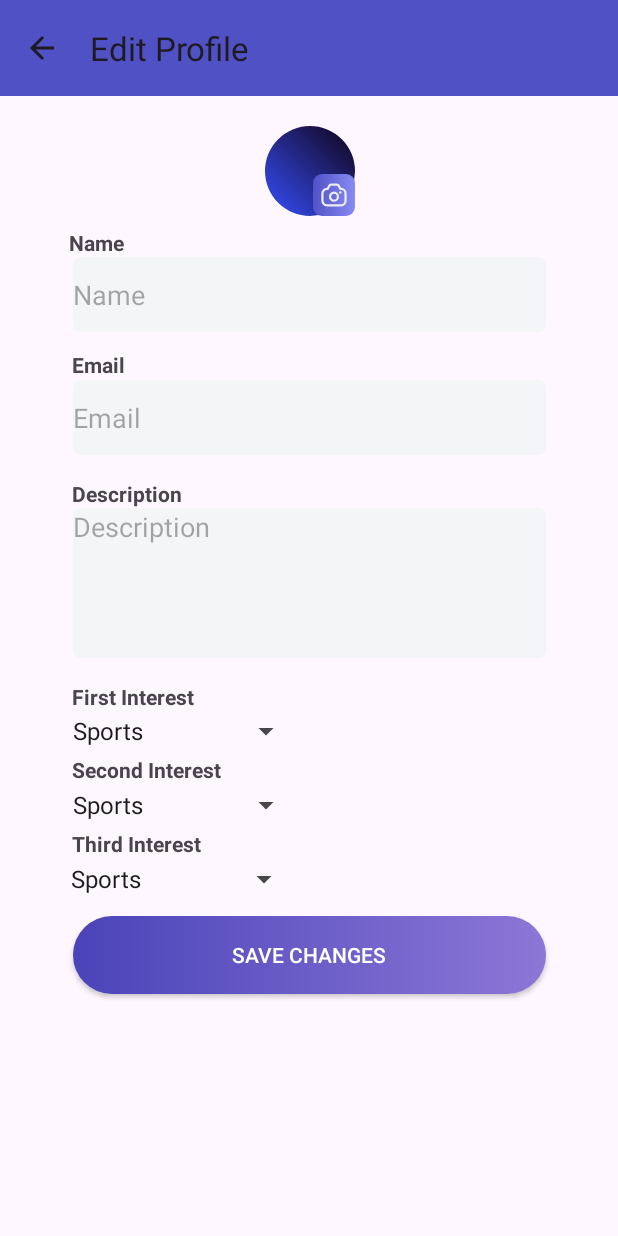
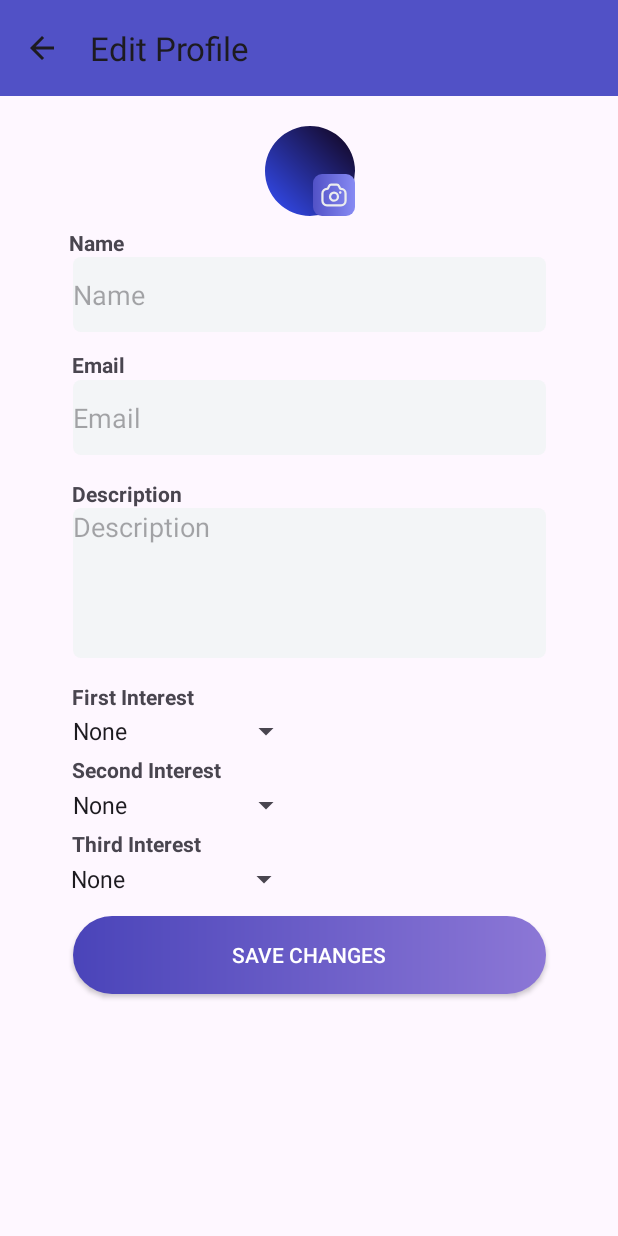
Before and after one commit to sanjanarampurkottur01/dal-community-app, an Android app: the ProfileDetailActivity screen opened directly, with no data from a screen before it, on a phone screen of 412 x 824 dp. Run offline under Robolectric (Android 15) with nearby library versions, the phone set to English and light mode, and no system bars; pictures from the network do not load.

Commit message:
Add code to handle spinners in ProfileDetailActivity

```diff
--- a/DalCommunity/app/src/main/java/com/csci5708/dalcommunity/activity/ProfileDetailActivity.kt
+++ b/DalCommunity/app/src/main/java/com/csci5708/dalcommunity/activity/ProfileDetailActivity.kt
@@ -13,8 +13,10 @@ import android.view.Gravity
 import android.view.LayoutInflater
 import android.view.MenuItem
 import android.view.MotionEvent
+import android.view.View
 import android.view.ViewGroup
 import android.view.ViewGroupOverlay
+import android.widget.AdapterView
 import android.widget.ArrayAdapter
 import android.widget.Button
 import android.widget.ImageView
@@ -32,11 +34,24 @@ import androidx.core.view.WindowInsetsCompat
 import com.csci5708.dalcommunity.activity.PetitionActivity.Companion.REQUEST_IMAGE_CAPTURE
 import com.example.dalcommunity.R
 
-class ProfileDetailActivity : AppCompatActivity() {
+class ProfileDetailActivity : AppCompatActivity(), AdapterView.OnItemSelectedListener {
     private lateinit var profileImageView: ImageView
     private lateinit var imagePicker: ActivityResultLauncher<PickVisualMediaRequest>
 
-    private val interestsArray = arrayOf("Sports", "Hiking", "Programming", "Arts")
+    private val interestsArray = arrayOf("None", "Sports", "Hiking", "Programming", "Arts")
+
+    private var profileName: String = "John Doe"
+
+    private var profileEmail: String = "jdoe@example.com"
+
+    private var profileDescription: String = "Hi! I am John Doe."
+
+    private var firstInterestSelected: String = "None"
+
+    private var secondInterestSelected: String = "None"
+
+    private var thirdInterestSelected: String = "None"
+
     override fun onCreate(savedInstanceState: Bundle?) {
         super.onCreate(savedInstanceState)
         enableEdgeToEdge()
@@ -53,14 +68,7 @@ class ProfileDetailActivity : AppCompatActivity() {
         supportActionBar?.setDisplayHomeAsUpEnabled(true)
         supportActionBar?.setDisplayShowHomeEnabled(true)
 
-        val firstSpinner: Spinner = findViewById(R.id.profile_detail_first_interest_spinner)
-        val secondSpinner: Spinner = findViewById(R.id.profile_detail_second_interest_spinner)
-        val thirdSpinner: Spinner = findViewById(R.id.profile_detail_third_interest_spinner)
-        val arrayAdapter = ArrayAdapter(this, android.R.layout.simple_spinner_item, interestsArray.toList())
-        arrayAdapter.setDropDownViewResource(android.R.layout.simple_spinner_dropdown_item)
-        firstSpinner.adapter = arrayAdapter
-        secondSpinner.adapter = arrayAdapter
-        thirdSpinner.adapter = arrayAdapter
+        setupInterestSpinners()
 
         profileImageView = findViewById(R.id.profile_detail_image)
         imagePicker = registerForActivityResult(ActivityResultContracts.PickVisualMedia()) { uri ->
@@ -113,6 +121,27 @@ class ProfileDetailActivity : AppCompatActivity() {
         }
     }
 
+    /**
+     * Setup and configure all the Spinner components in this layout
+     */
+    private fun setupInterestSpinners() {
+        val firstSpinner: Spinner = findViewById(R.id.profile_detail_first_interest_spinner)
+        val secondSpinner: Spinner = findViewById(R.id.profile_detail_second_interest_spinner)
+        val thirdSpinner: Spinner = findViewById(R.id.profile_detail_third_interest_spinner)
+        val arrayAdapter =
+            ArrayAdapter(this, android.R.layout.simple_spinner_item, interestsArray.toList())
+        arrayAdapter.setDropDownViewResource(android.R.layout.simple_spinner_dropdown_item)
+        firstSpinner.adapter = arrayAdapter
+        secondSpinner.adapter = arrayAdapter
+        thirdSpinner.adapter = arrayAdapter
+        firstSpinner.onItemSelectedListener = this
+        secondSpinner.onItemSelectedListener = this
+        thirdSpinner.onItemSelectedListener = this
+        firstSpinner.setSelection(arrayAdapter.getPosition(firstInterestSelected))
+        secondSpinner.setSelection(arrayAdapter.getPosition(secondInterestSelected))
+        thirdSpinner.setSelection(arrayAdapter.getPosition(thirdInterestSelected))
+    }
+
     override fun onOptionsItemSelected(item: MenuItem): Boolean {
         if (item.itemId == android.R.id.home)
             finish()
@@ -151,4 +180,21 @@ class ProfileDetailActivity : AppCompatActivity() {
             profileImageView.setImageBitmap(profileImage)
         }
     }
+
+    override fun onItemSelected(parent: AdapterView<*>?, view: View?, position: Int, id: Long) {
+        val interest = parent?.getItemAtPosition(position)
+
+//        Toast.makeText(this, "$interest ${parent?.id}", Toast.LENGTH_SHORT).show()
+        when (parent?.id) {
+            R.id.profile_detail_first_interest_spinner -> firstInterestSelected = interest as String
+            R.id.profile_detail_second_interest_spinner -> secondInterestSelected =
+                interest as String
+
+            R.id.profile_detail_third_interest_spinner -> thirdInterestSelected = interest as String
+        }
+    }
+
+    override fun onNothingSelected(parent: AdapterView<*>?) {
+        TODO("Not yet implemented")
+    }
 }
```
